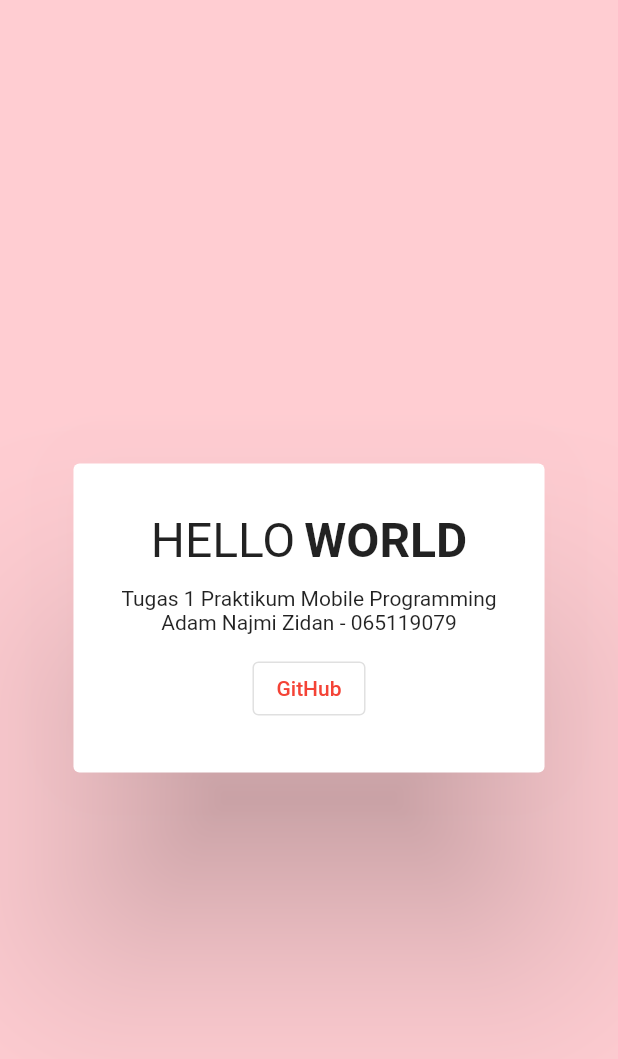
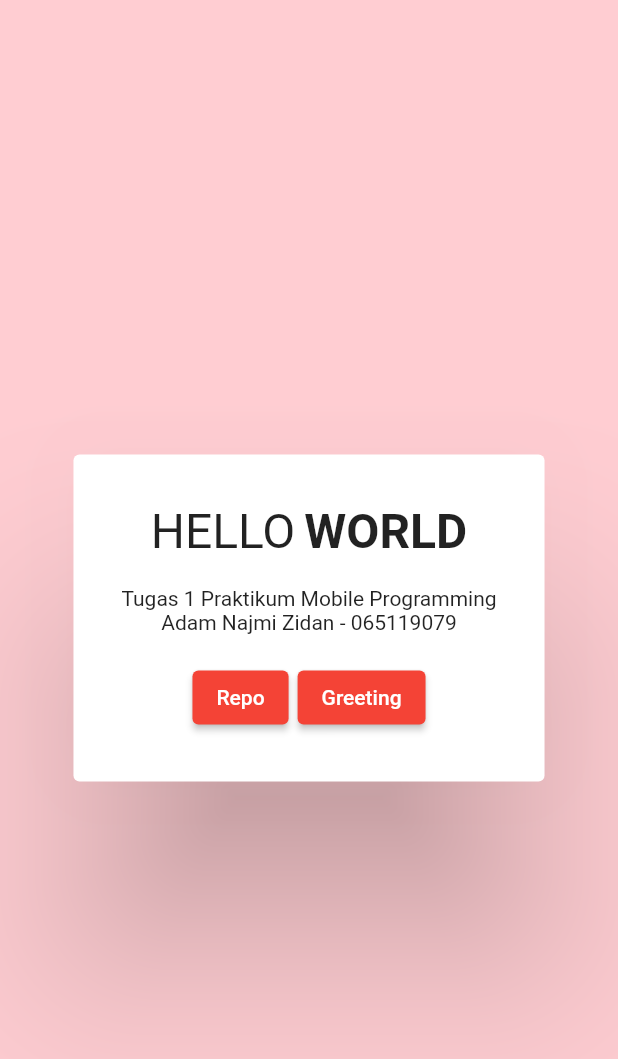
Before and after one commit to reyhan16/mobpro-tugas2, a Flutter app: the screen it shows after launch, on a phone screen of 412 x 824 dp. Shown: the top 1059 px of the screen. Run offline on Flutter 3.47's test engine with Material 2 defaults, Android fonts, the phone set to English and light mode, and no system bars.

Commit message:
ui: minor changes

```diff
--- a/lib/main.dart
+++ b/lib/main.dart
@@ -74,16 +74,43 @@ class _MyHomePageState extends State<MyHomePage> {
                                   ),
                                   const Padding(
                                       padding:
-                                          EdgeInsets.only(top: 6, bottom: 6)),
+                                          EdgeInsets.only(top: 12, bottom: 6)),
                                   const Text(
                                       "Tugas 1 Praktikum Mobile Programming"),
                                   const Text("Adam Najmi Zidan - 065119079"),
                                   const Padding(
                                       padding:
-                                          EdgeInsets.only(top: 6, bottom: 6)),
-                                  const OutlinedButton(
-                                    onPressed: _launchURL,
-                                    child: Text('GitHub'),
+                                          EdgeInsets.only(top: 6, bottom: 12)),
+                                  Row(
+                                    children: [
+                                      const ElevatedButton(
+                                        onPressed: _launchURL,
+                                        child: Text('Repo'),
+                                      ),
+                                      const Padding(
+                                          padding: EdgeInsets.only(
+                                              left: 3, right: 3)),
+                                      ElevatedButton(
+                                        onPressed: () => showDialog(
+                                            context: context,
+                                            builder: (BuildContext context) =>
+                                                AlertDialog(
+                                                  title: const Text('Hi!'),
+                                                  content: const Text(
+                                                      'Hi Ka Amal dan Kak Sandy!!'),
+                                                  actions: <Widget>[
+                                                    TextButton(
+                                                        onPressed: () =>
+                                                            Navigator.pop(
+                                                                context,
+                                                                'Tutup'),
+                                                        child:
+                                                            const Text('Tutup'))
+                                                  ],
+                                                )),
+                                        child: const Text("Greeting"),
+                                      )
+                                    ],
                                   ),
                                 ],
                               )))
```
Also changed, not shown: demo.png.
